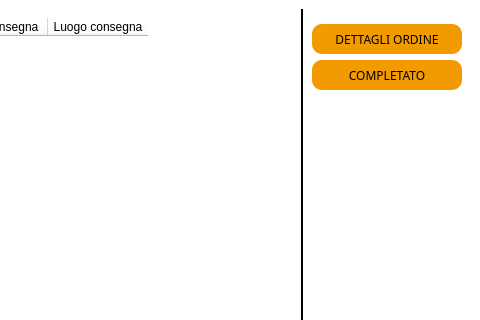
The window that projectIS/listaordini/view/vistaOrdini.ui (chritianchiappa/progetto_panificio) describes before a commit, drawn with Qt 5; both pictures show x 170 to 650 and y 0 to 320 of the 650 by 600 pixel window.
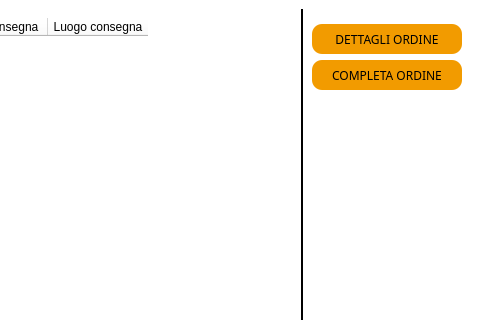
The same window after the commit. Icons and pictures are not drawn.

Patch:
```diff
--- a/projectIS/listaordini/view/vistaOrdini.ui
+++ b/projectIS/listaordini/view/vistaOrdini.ui
@@ -522,7 +522,7 @@
 }</string>
            </property>
            <property name="text">
-            <string>COMPLETATO</string>
+            <string>COMPLETA ORDINE</string>
            </property>
           </widget>
          </item>
```
Left out of the diff: 4 changed lines with no effect on the pictures.
